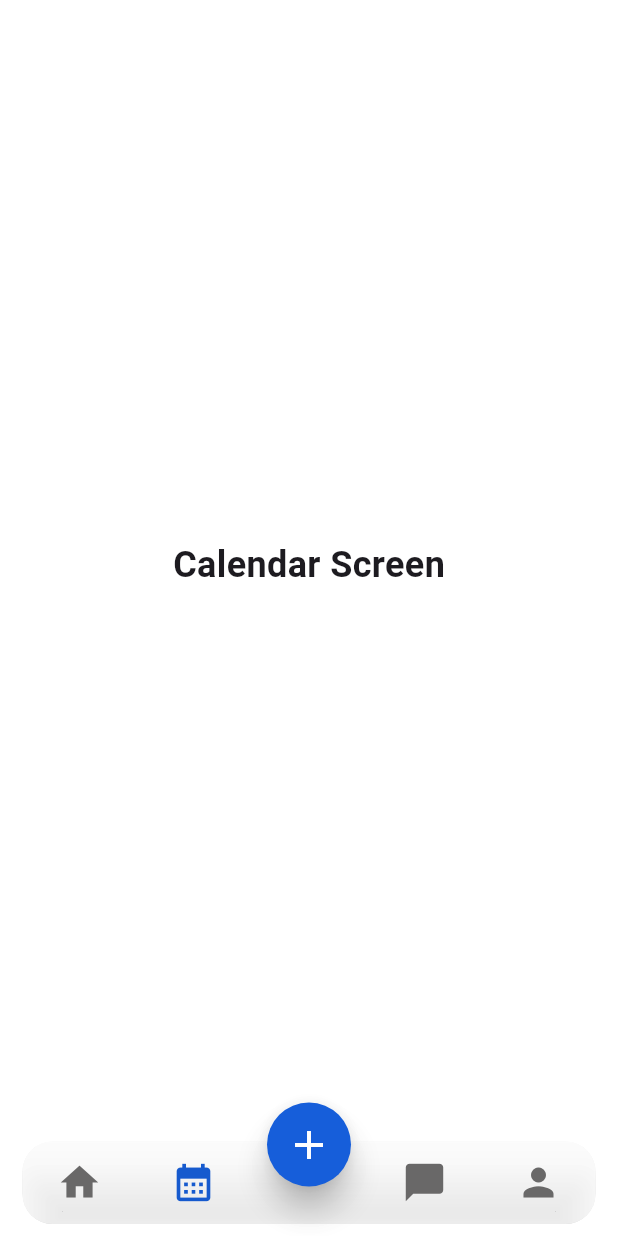
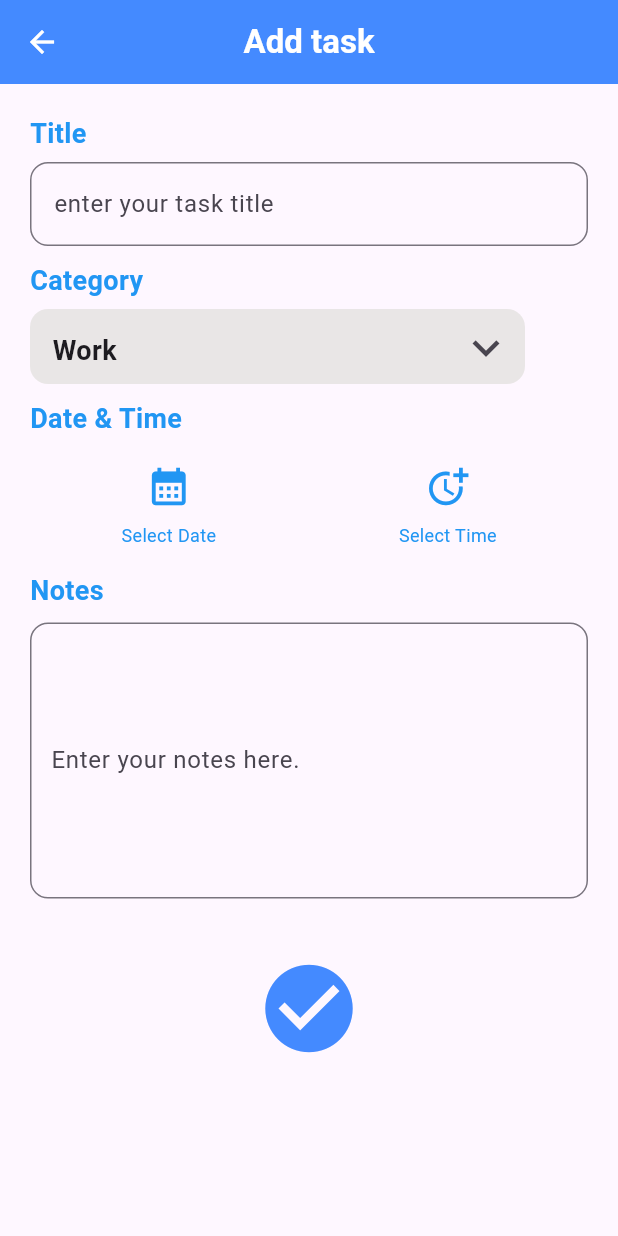
Before and after one commit to dev-shaon/TO-DO, a Flutter app: the BotomHome screen opened directly, scrolled down 154 dp, after a tap on the "calendar month" icon, after a tap on the "add" icon, on a phone screen of 412 x 824 dp. Run offline on Flutter 3.47's test engine with Material 3 defaults, Android fonts, the phone set to English and light mode, and no system bars; our stand-ins replace font_awesome_flutter.

Commit message:
task add screen create

```diff
--- /dev/null
+++ b/lib/Screens/Add_task.dart
@@ -0,0 +1,171 @@
+import 'package:flutter/material.dart';
+
+class AddTask extends StatefulWidget {
+  const AddTask({super.key});
+
+  @override
+  State<AddTask> createState() => _AddTaskState();
+}
+
+class _AddTaskState extends State<AddTask> {
+  @override
+  Widget build(BuildContext context) {
+    return Scaffold(
+      appBar: AppBar(
+        backgroundColor: Colors.blueAccent,
+        title: Text(
+          "Add task",
+          style: TextStyle(fontWeight: FontWeight.bold, color: Colors.white),
+        ),
+        iconTheme: IconThemeData(color: Colors.white),
+        centerTitle: true,
+      ),
+      body: SafeArea(
+        child: Padding(
+          padding: const EdgeInsets.all(20),
+          child: Column(
+            crossAxisAlignment: CrossAxisAlignment.start,
+            children: [
+              Text(
+                "Title",
+                style: TextStyle(
+                  fontWeight: FontWeight.bold,
+                  fontSize: 18,
+                  color: Colors.blue,
+                ),
+              ),
+              SizedBox(height: 6),
+              TextField(
+                decoration: InputDecoration(
+                  hintText: "enter your task title",
+                  border: OutlineInputBorder(
+                    borderRadius: BorderRadius.circular(12),
+                  ),
+                ),
+              ),
+              SizedBox(height: 10),
+              Text(
+                "Category",
+                style: TextStyle(
+                  fontWeight: FontWeight.bold,
+                  fontSize: 18,
+                  color: Colors.blue,
+                ),
+              ),
+              SizedBox(height: 6),
+              Container(
+                height: 50,
+                width: 330,
+                decoration: BoxDecoration(
+                  color: const Color.fromARGB(255, 233, 230, 230),
+                  borderRadius: BorderRadius.circular(12),
+                ),
+                child: Row(
+                  mainAxisAlignment: MainAxisAlignment.spaceBetween,
+                  children: [
+                    Padding(
+                      padding: const EdgeInsets.all(15),
+                      child: Text(
+                        "Work",
+                        style: TextStyle(
+                          fontWeight: FontWeight.bold,
+                          fontSize: 18,
+                        ),
+                        textAlign: TextAlign.start,
+                      ),
+                    ),
+                    IconButton(
+                      onPressed: () {},
+                      icon: Icon(Icons.keyboard_arrow_down, size: 36),
+                    ),
+                  ],
+                ),
+              ),
+              SizedBox(height: 10),
+              Text(
+                "Date & Time",
+                style: TextStyle(
+                  fontWeight: FontWeight.bold,
+                  fontSize: 18,
+                  color: Colors.blue,
+                ),
+              ),
+              SizedBox(height: 8),
+              Row(
+                mainAxisAlignment: MainAxisAlignment.spaceAround,
+                children: [
+                  Column(
+                    children: [
+                      IconButton(
+                        onPressed: () {},
+                        icon: const Icon(
+                          Icons.calendar_month,
+                          color: Colors.blue,
+                          size: 30,
+                        ),
+                      ),
+                      const Text(
+                        "Select Date",
+                        style: TextStyle(color: Colors.blue, fontSize: 12),
+                      ),
+                    ],
+                  ),
+
+                  Column(
+                    children: [
+                      IconButton(
+                        onPressed: () {},
+                        icon: const Icon(
+                          Icons.more_time,
+                          size: 30,
+                          color: Colors.blue,
+                        ),
+                      ),
+                      const Text(
+                        "Select Time",
+                        style: TextStyle(color: Colors.blue, fontSize: 12),
+                      ),
+                    ],
+                  ),
+                ],
+              ),
+              SizedBox(height: 16),
+              Text(
+                "Notes",
+                style: TextStyle(
+                  fontWeight: FontWeight.bold,
+                  fontSize: 18,
+                  color: Colors.blue,
+                ),
+              ),
+              SizedBox(height: 8),
+              TextField(
+                decoration: InputDecoration(
+                  hintText: "Enter your notes here.",
+                  contentPadding: EdgeInsets.symmetric(
+                    vertical: 80,
+                    horizontal: 10,
+                  ),
+                  border: OutlineInputBorder(
+                    borderRadius: BorderRadius.circular(12),
+                  ),
+                ),
+              ),
+              SizedBox(height: 30),
+              Center(
+                child: IconButton(
+                  onPressed: () {},
+                  icon: Icon(
+                    Icons.check_circle,
+                    size: 70,
+                    color: Colors.blueAccent,
+                  ),
+                ),
+              ),
+            ],
+          ),
+        ),
+      ),
+    );
+  }
+}
--- a/lib/Screens/Botom_Home.dart
+++ b/lib/Screens/Botom_Home.dart
@@ -1,4 +1,5 @@
 import 'package:flutter/material.dart';
+import 'package:to_do/Screens/Add_task.dart';
 import 'package:to_do/Screens/home_screen.dart';
 
 class BotomHome extends StatefulWidget {
@@ -43,7 +44,7 @@ class _BotomHomeState extends State<BotomHome> {
         child: FloatingActionButton(
           backgroundColor: const Color.fromARGB(255, 22, 94, 218),
           onPressed: () {
-            print("Floating Button Pressed");
+            Navigator.push(context, MaterialPageRoute(builder: (context)=>AddTask()));
           },
           shape: RoundedRectangleBorder(
             borderRadius: BorderRadius.circular(50),
@@ -70,7 +71,7 @@ class _BotomHomeState extends State<BotomHome> {
                   _buildNavIcon(Icons.home, 0),
                   _buildNavIcon(Icons.calendar_month, 1),
                   const SizedBox(width: 50), // FAB gap
-                  _buildNavIcon(Icons.chat_bubble, 2),
+                  _buildNavIcon(Icons.assignment, 2),
                   _buildNavIcon(Icons.person, 3),
                 ],
               ),
```
